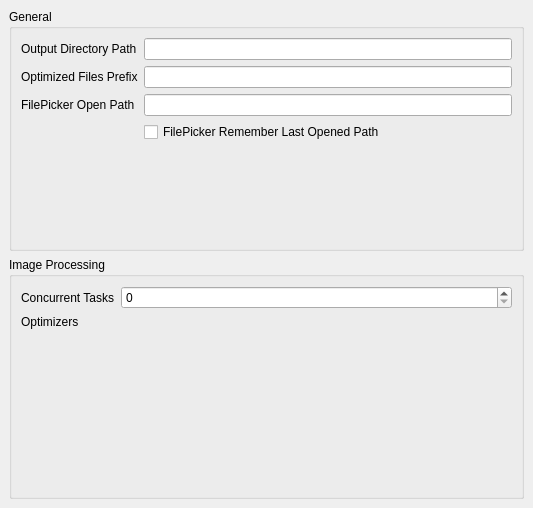
Before: the Qt Designer form src/preferenceswidget.ui in keshavbhatt/pixelbatch, drawn with Qt 5.
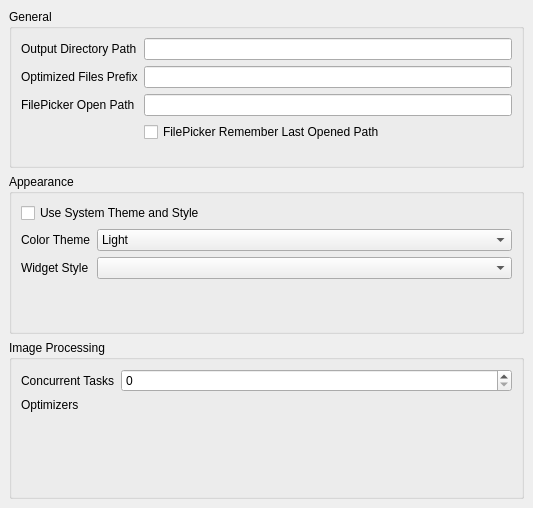
After: the same form once the commit is applied.

Commit message: feat: implement theme and style customization options in PreferencesWidget with system theme integration

```diff
--- a/src/preferenceswidget.ui
+++ b/src/preferenceswidget.ui
@@ -116,6 +116,60 @@
          </layout>
         </widget>
        </item>
+       <item>
+        <widget class="QGroupBox" name="appearanceGroupBox">
+         <property name="title">
+          <string>Appearance</string>
+         </property>
+         <layout class="QVBoxLayout" name="verticalLayout_5">
+          <item>
+           <widget class="QCheckBox" name="useSystemThemeCheckBox">
+            <property name="text">
+             <string>Use System Theme and Style</string>
+            </property>
+            <property name="toolTip">
+             <string>When enabled, the application will use your system's default theme and style instead of custom settings</string>
+            </property>
+           </widget>
+          </item>
+          <item>
+           <layout class="QFormLayout" name="formLayout_3">
+            <item row="0" column="0">
+             <widget class="QLabel" name="themeLabel">
+              <property name="text">
+               <string>Color Theme</string>
+              </property>
+             </widget>
+            </item>
+            <item row="0" column="1">
+             <widget class="QComboBox" name="themeComboBox">
+              <item>
+               <property name="text">
+                <string>Light</string>
+               </property>
+              </item>
+              <item>
+               <property name="text">
+                <string>Dark</string>
+               </property>
+              </item>
+             </widget>
+            </item>
+            <item row="1" column="0">
+             <widget class="QLabel" name="styleLabel">
+              <property name="text">
+               <string>Widget Style</string>
+              </property>
+             </widget>
+            </item>
+            <item row="1" column="1">
+             <widget class="QComboBox" name="styleComboBox"/>
+            </item>
+           </layout>
+          </item>
+         </layout>
+        </widget>
+       </item>
        <item>
         <widget class="QGroupBox" name="groupBox_2">
          <property name="title">
```
The commit also changes 11 other files.
